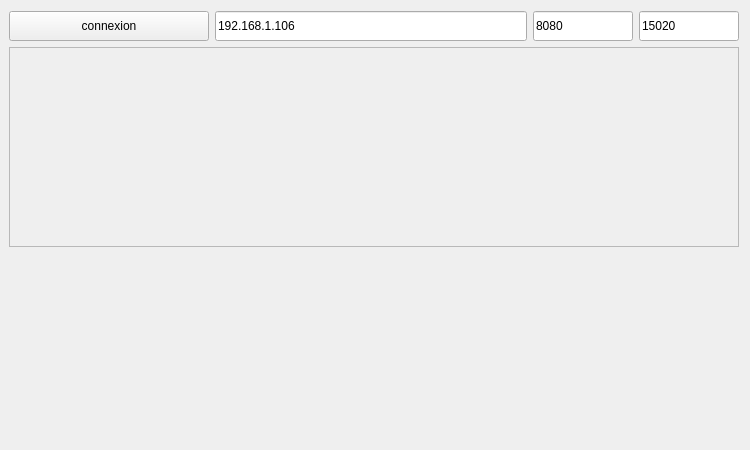
Old version of the form mainwindow.ui in the repository BOISSARD/WifiBot.
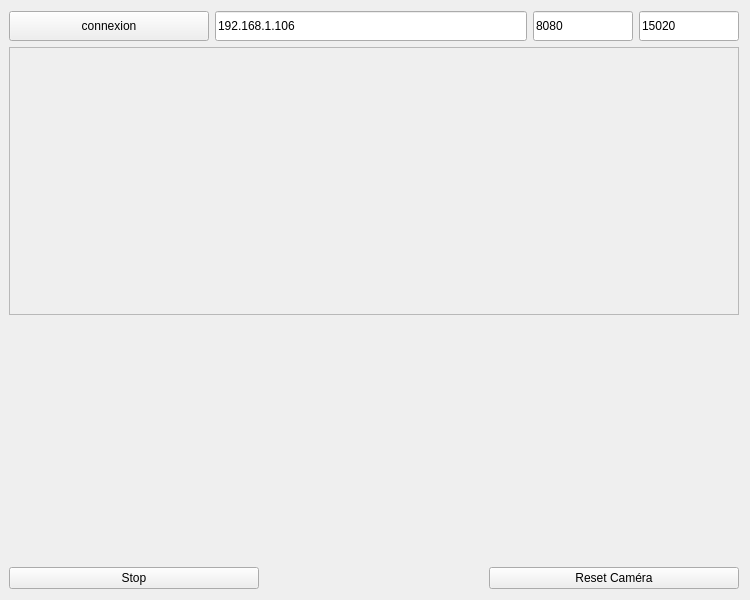
New version of the form. Custom widgets are drawn as their Qt base class.

What changed in the file:
```diff
--- a/mainwindow.ui
+++ b/mainwindow.ui
@@ -7,13 +7,13 @@
     <x>0</x>
     <y>0</y>
     <width>750</width>
-    <height>450</height>
+    <height>600</height>
    </rect>
   </property>
   <property name="minimumSize">
    <size>
     <width>750</width>
-    <height>450</height>
+    <height>600</height>
    </size>
   </property>
   <property name="windowTitle">
@@ -138,14 +138,25 @@
       <item>
        <layout class="QHBoxLayout" name="horizontalLayout">
         <item>
+         <layout class="QVBoxLayout" name="verticalLayout_3">
+          <item>
          <widget class="JoyPad" name="widget1" native="true">
           <property name="minimumSize">
            <size>
             <width>250</width>
-            <height>0</height>
+              <height>150</height>
            </size>
           </property>
          </widget>
+          </item>
+          <item>
+           <widget class="QPushButton" name="resetRobot">
+            <property name="text">
+             <string>Stop</string>
+            </property>
+           </widget>
+          </item>
+         </layout>
         </item>
         <item>
          <spacer name="horizontalSpacer">
@@ -161,14 +172,25 @@
          </spacer>
         </item>
         <item>
+         <layout class="QVBoxLayout" name="verticalLayout_2">
+          <item>
          <widget class="JoyPad" name="widget2" native="true">
           <property name="minimumSize">
            <size>
             <width>250</width>
-            <height>0</height>
+              <height>150</height>
            </size>
           </property>
          </widget>
+          </item>
+          <item>
+           <widget class="QPushButton" name="resetCamera">
+            <property name="text">
+             <string>Reset Caméra</string>
+            </property>
+           </widget>
+          </item>
+         </layout>
         </item>
        </layout>
       </item>
```
Left out of the diff: 7 changed lines with no effect on the pictures. Lines whose indentation alone changed are shown as unchanged.
